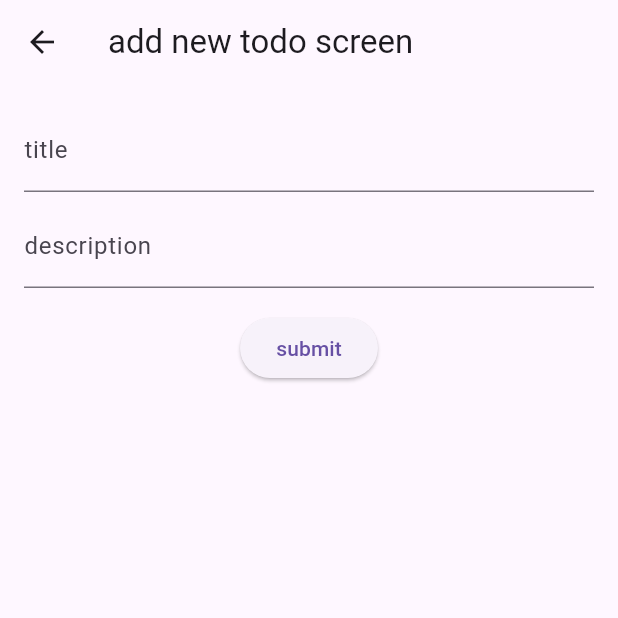
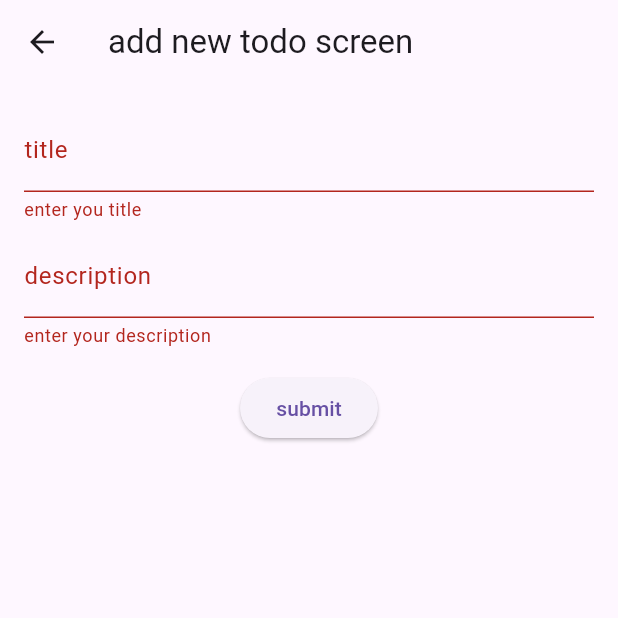
Before and after one commit to AshirRahman/CRUD_Project, a Flutter app: the AddNewTodoScreen screen opened directly, after a tap on "submit", on a phone screen of 412 x 824 dp, the top half of it. Run offline on Flutter 3.47's test engine with Material 3 defaults, Android fonts, the light colour scheme and no system bars.

Commit message:
3 screens

```diff
--- a/lib/screens/add_new_todo_screen.dart
+++ b/lib/screens/add_new_todo_screen.dart
@@ -10,11 +10,13 @@ class AddNewTodoScreen extends StatefulWidget {
 
 class _AddNewTodoScreenState
     extends State<AddNewTodoScreen> {
-
-  final TextEditingController _titleTEController = TextEditingController();
-  final TextEditingController _descriptionController = TextEditingController();
-  final GlobalKey<FormState> _formKey = GlobalKey<FormState>();
-
+  final TextEditingController _titleTEController =
+      TextEditingController();
+  final TextEditingController
+  _descriptionController =
+      TextEditingController();
+  final GlobalKey<FormState> _formKey =
+      GlobalKey<FormState>();
 
   @override
   Widget build(BuildContext context) {
@@ -34,15 +36,25 @@ class _AddNewTodoScreenState
               child: Column(
                 children: [
                   TextFormField(
+                    controller: _titleTEController,
+                    autovalidateMode: AutovalidateMode.onUserInteraction,
                     decoration: InputDecoration(
                       labelText: 'title',
                       hintText:
                           'write your todo title',
                     ),
-                    validator: ,
+                    validator: (String? value) {
+                      if (value == null ||
+                          value.trim().isEmpty) {
+                        return 'enter you title';
+                      }
+                      return null;
+                    },
                   ),
                   SizedBox(height: 8),
                   TextFormField(
+                    controller: _descriptionController,
+                    autovalidateMode: AutovalidateMode.onUserInteraction,
                     minLines: 1,
                     maxLines: 3,
                     decoration: InputDecoration(
@@ -50,13 +62,23 @@ class _AddNewTodoScreenState
                       hintText:
                           'write your todo description',
                     ),
+                    validator: (String? value) {
+                      if (value == null ||
+                          value.trim().isEmpty) {
+                        return 'enter your description';
+                      }
+                      return null;
+                    },
                   ),
                   SizedBox(height: 16),
                   ElevatedButton(
                     onPressed: () {
-                      print(
-                        'clicked submit button',
-                      );
+                      // print(
+                      //   'clicked submit button',
+                      // );
+                      if (_formKey.currentState!.validate()){
+
+                      }
                     },
                     child: Text('submit'),
                   ),
```
